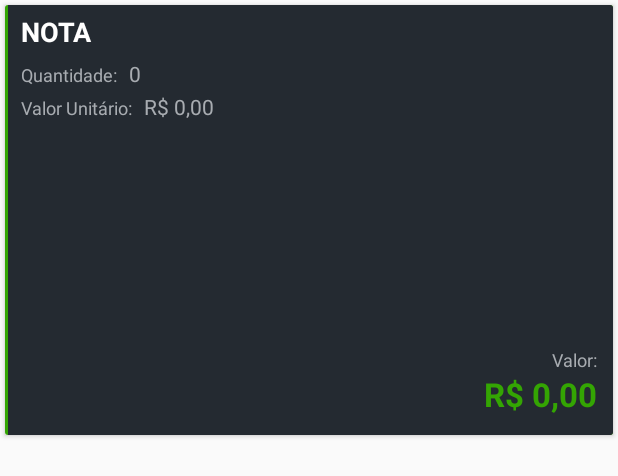
After one commit to hubosong/HowMuch, an Android app: the layout layout_my_buys_nfes.xml on its own in the app's theme, with its tools: preview values and no code run, on a phone screen of 412 x 824 dp. The commit adds this screen. Shown: the top 476 px of the screen. Run offline under Robolectric (Android 15) with nearby library versions, the phone set to English and light mode, and no system bars.

Commit message:
Commit Hu

```diff
--- a/app/src/main/java/robsonmachczew/howmuch/LoginActivity.java
+++ b/app/src/main/java/robsonmachczew/howmuch/LoginActivity.java
@@ -116,7 +116,6 @@ public class LoginActivity extends AppCompatActivity {
             return;
         }
 
-
         Usuario u = Utils.loadFromSharedPreferences(this);
         if(u.getId_usuario() != 0){
             Intent content = new Intent(LoginActivity.this, OffActivity.class);
--- a/app/src/main/res/drawable/button_edttext.xml
+++ b/app/src/main/res/drawable/button_edttext.xml
@@ -54,8 +54,7 @@
                 android:left="4dp"
                 android:top="4dp"
                 android:right="4dp"
-                android:bottom="4dp"
-                />
+                android:bottom="4dp" />
         </shape>
     </item>
 
--- a/app/src/main/res/layout/activity_register.xml
+++ b/app/src/main/res/layout/activity_register.xml
@@ -18,7 +18,7 @@
         <android.support.v7.widget.Toolbar
             android:id="@+id/bar"
             android:layout_width="match_parent"
-            android:layout_height="?attr/actionBarSize"
+            android:layout_height="?android:attr/actionBarSize"
             android:titleTextColor="@color/text_color"
             android:background="@drawable/gradient_bg"
             app:popupTheme="@style/AppTheme.PopupOverlay"/>
--- /dev/null
+++ b/app/src/main/res/layout/layout_my_buys_nfes.xml
@@ -0,0 +1,117 @@
+<?xml version="1.0" encoding="utf-8"?>
+<RelativeLayout xmlns:android="http://schemas.android.com/apk/res/android"
+    xmlns:card_view="http://schemas.android.com/apk/res-auto"
+    android:layout_width="match_parent"
+    android:layout_height="300dp">
+
+    <!-- ?android:attr/listPreferredItemHeight -->
+
+    <android.support.v7.widget.CardView
+        android:layout_width="match_parent"
+        android:layout_height="wrap_content"
+        android:layout_marginStart="3dp"
+        android:layout_marginEnd="3dp"
+        android:layout_marginTop="3dp"
+        android:layout_marginBottom="10dp"
+        android:elevation="7dp">
+
+        <RelativeLayout
+            android:layout_width="match_parent"
+            android:layout_height="wrap_content"
+            android:background="@drawable/list_background"
+            android:padding="5dp">
+
+            <TextView
+                android:id="@+id/txtTitle"
+                android:layout_width="wrap_content"
+                android:layout_height="wrap_content"
+                android:layout_marginStart="5dp"
+                android:text="NOTA"
+                android:ems="11"
+                android:textAppearance="@style/Base.TextAppearance.AppCompat.Medium"
+                android:textColor="@color/text_color"
+                android:textStyle="bold" />
+
+
+            <TextView
+                android:id="@+id/txtHowManyDesc"
+                android:layout_width="wrap_content"
+                android:layout_height="wrap_content"
+                android:layout_below="@id/txtTitle"
+                android:layout_marginStart="5dp"
+                android:layout_marginTop="8dp"
+                android:text="Quantidade: "
+                android:textColor="@color/hint_nav_login"
+                android:textSize="12sp" />
+
+            <TextView
+                android:id="@+id/txtHowMany"
+                android:layout_width="wrap_content"
+                android:layout_height="wrap_content"
+                android:layout_below="@id/txtTitle"
+                android:layout_marginStart="5dp"
+                android:layout_marginTop="6dp"
+                android:layout_toEndOf="@id/txtHowManyDesc"
+                android:text="0"
+                android:textAppearance="@style/Base.TextAppearance.AppCompat.Small"
+                android:textColor="@color/hint_nav_login" />
+
+            <TextView
+                android:id="@+id/txtUnitPriceDesc"
+                android:layout_width="wrap_content"
+                android:layout_height="wrap_content"
+                android:layout_below="@id/txtHowManyDesc"
+                android:layout_marginStart="5dp"
+                android:layout_marginTop="5dp"
+                android:text="Valor Unitário: "
+                android:textColor="@color/hint_nav_login"
+                android:textSize="12sp" />
+
+            <TextView
+                android:id="@+id/txtUnitPrice"
+                android:layout_width="wrap_content"
+                android:layout_height="wrap_content"
+                android:layout_below="@id/txtHowManyDesc"
+                android:layout_marginStart="5dp"
+                android:layout_marginTop="3dp"
+                android:layout_toEndOf="@id/txtUnitPriceDesc"
+                android:text="@string/txt_off_price"
+                android:textAppearance="@style/Base.TextAppearance.AppCompat.Small"
+                android:textColor="@color/hint_nav_login" />
+
+            <LinearLayout
+                android:layout_width="wrap_content"
+                android:layout_height="wrap_content"
+                android:layout_alignParentEnd="true"
+                android:layout_alignParentBottom="true"
+                android:background="@color/toolbar_status"
+                android:gravity="right|bottom"
+                android:orientation="vertical"
+                android:paddingBottom="7dp"
+                android:paddingEnd="5dp">
+
+                <TextView
+                    android:id="@+id/txtPriceDescription"
+                    android:layout_width="wrap_content"
+                    android:layout_height="wrap_content"
+                    android:layout_marginTop="5dp"
+                    android:text="Valor:"
+                    android:textColor="@color/hint_nav_login"
+                    android:textSize="12sp" />
+
+                <TextView
+                    android:id="@+id/txtPrice"
+                    android:layout_width="wrap_content"
+                    android:layout_height="wrap_content"
+                    android:text="@string/txt_price"
+                    android:textAppearance="@style/Base.TextAppearance.AppCompat.Large"
+                    android:textColor="@color/icons_btns"
+                    android:textStyle="bold"/>
+
+            </LinearLayout>
+
+        </RelativeLayout>
+
+    </android.support.v7.widget.CardView>
+
+</RelativeLayout>
--- a/app/src/main/res/values/styles.xml
+++ b/app/src/main/res/values/styles.xml
@@ -31,4 +31,5 @@
         <item name="android:popupBackground">@color/hint_nav_login</item>
     </style>
 
+
 </resources>
```
Also changed, not shown: app/src/main/java/robsonmachczew/howmuch/BuyListActivity.java (+90 -12 lines), app/src/main/java/robsonmachczew/howmuch/NavActivity.java (+5 -6 lines), app/src/main/java/robsonmachczew/howmuch/OffActivity.java (+4 -4 lines), app/src/main/res/drawable/ic_keyboard.xml (added, +10 -0 lines), app/src/main/res/drawable/ic_maps.xml (added, +10 -0 lines), app/src/main/res/layout/activity_buy_list.xml (+44 -13 lines).
